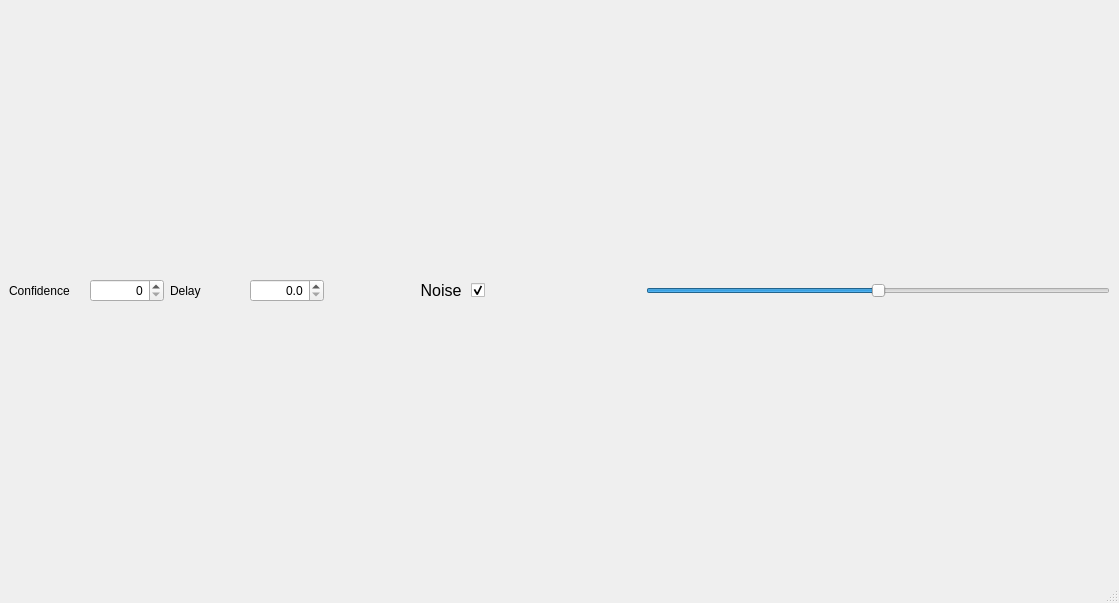
Above: mainwindow.ui from mennovf/perfect-pitch before the change. Below: the same form after it.
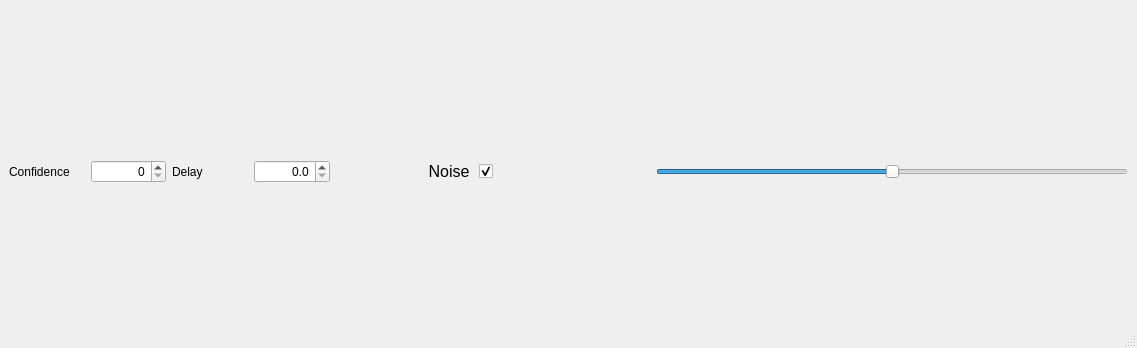
That is the form after the change.

The edit to the form file:
```diff
--- a/mainwindow.ui
+++ b/mainwindow.ui
@@ -6,10 +6,16 @@
    <rect>
     <x>0</x>
     <y>0</y>
-    <width>1119</width>
-    <height>603</height>
+    <width>1137</width>
+    <height>348</height>
    </rect>
   </property>
+  <property name="sizePolicy">
+   <sizepolicy hsizetype="MinimumExpanding" vsizetype="MinimumExpanding">
+    <horstretch>0</horstretch>
+    <verstretch>0</verstretch>
+   </sizepolicy>
+  </property>
   <property name="windowTitle">
    <string>Perfect Pitch</string>
   </property>
@@ -25,7 +31,7 @@
      <number>9</number>
     </property>
     <property name="topMargin">
-     <number>0</number>
+     <number>9</number>
     </property>
     <property name="rightMargin">
      <number>9</number>
@@ -35,6 +41,9 @@
     </property>
     <item>
      <layout class="QHBoxLayout" name="options" stretch="1,1,1,1,3">
+      <property name="topMargin">
+       <number>9</number>
+      </property>
       <property name="bottomMargin">
        <number>0</number>
       </property>
```
